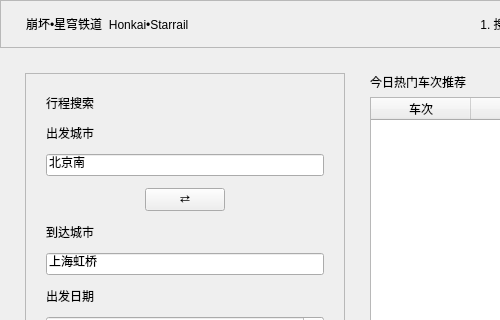
xingzhiyyu/cppks, file mainwindow.ui: the form before one commit; both pictures show x 0 to 500 and y 0 to 320 of the 1319 by 750 pixel window.
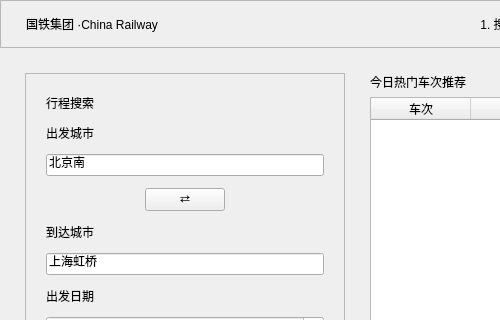
The form after the commit.

Commit message: Use expanded official-style timetable

The edit to the form file:
```diff
--- a/mainwindow.ui
+++ b/mainwindow.ui
@@ -69,7 +69,7 @@
           </size>
          </property>
          <property name="text">
-          <string>崩坏•星穹铁道  Honkai•Starrail</string>
+          <string>国铁集团 ·China Railway</string>
          </property>
         </widget>
        </item>
```
The commit also changes 1 other file.
